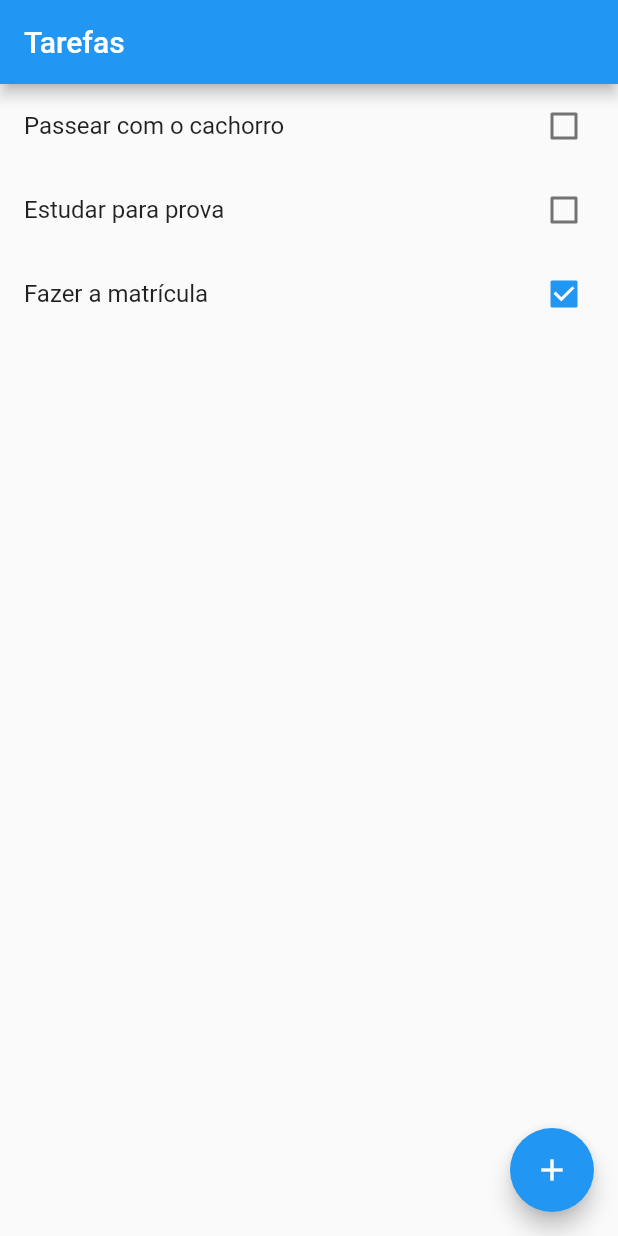
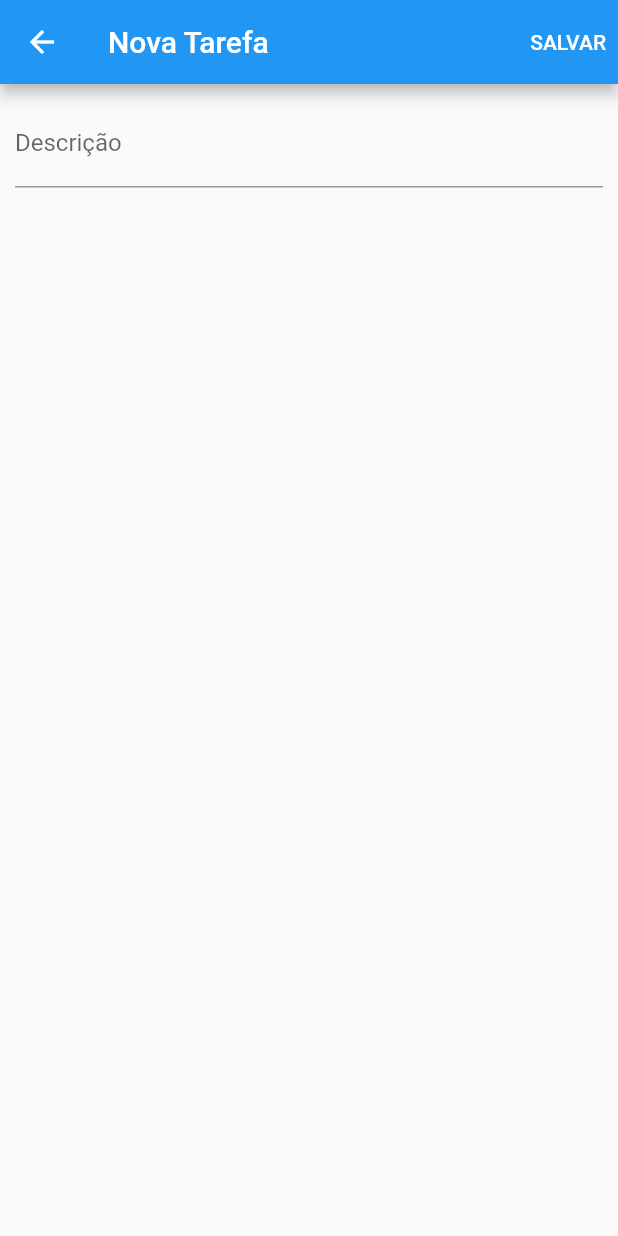
Before and after one commit to henriquedezani/tarrefa-app, a Flutter app: the screen it shows after launch, after a tap on the "add" icon, on a phone screen of 412 x 824 dp. Run offline on Flutter 3.47's test engine with Material 2 defaults, Android fonts, the phone set to English and light mode, and no system bars.

Commit message:
Adiciona tela de cadastro

```diff
--- a/lib/repositories/tarefa-memory.repository.dart
+++ b/lib/repositories/tarefa-memory.repository.dart
@@ -2,7 +2,7 @@ import 'package:tarefas_app/entities/tarefa.dart';
 
 class TarefaMemoryRepository {
   // atributo
-  late List<Tarefa> tarefas;
+  static List<Tarefa> tarefas = [];
 
   // construtor
   TarefaMemoryRepository() {
--- a/lib/services/tarefa.service.dart
+++ b/lib/services/tarefa.service.dart
@@ -1,7 +1,7 @@
 import 'package:tarefas_app/entities/tarefa.dart';
 import 'package:tarefas_app/repositories/tarefa-memory.repository.dart';
 
-// lógica do negócio.
+// lógica do negócio ~ BLOC
 class TarefaService {
   var repository = new TarefaMemoryRepository();
 
@@ -10,7 +10,7 @@ class TarefaService {
   }
 
   List<Tarefa> read() {
-    return repository.tarefas;
+    return TarefaMemoryRepository.tarefas;
   }
 
   void delete(Tarefa entity) {
--- a/lib/views/android/android.app.dart
+++ b/lib/views/android/android.app.dart
@@ -1,11 +1,18 @@
 import 'package:flutter/material.dart';
+import 'package:tarefas_app/views/android/create.view.dart';
 import 'package:tarefas_app/views/android/lista.view.dart';
 
 class AndroidApp extends StatelessWidget {
   @override
   Widget build(BuildContext context) {
     return MaterialApp(
-      home: ListaView(),
+      // home: ListaView(),
+      debugShowCheckedModeBanner: false,
+      routes: {
+        '/': (context) => ListaView(),
+        '/create': (context) => CreateView(),
+      },
+      initialRoute: '/',
     );
   }
 }
--- /dev/null
+++ b/lib/views/android/create.view.dart
@@ -0,0 +1,60 @@
+import 'package:flutter/material.dart';
+import 'package:tarefas_app/entities/tarefa.dart';
+import 'package:tarefas_app/services/tarefa.service.dart';
+
+class CreateView extends StatelessWidget {
+  // atributos da classe:
+  var _formKey = GlobalKey<FormState>();
+  String? descricao;
+
+  @override
+  Widget build(BuildContext context) {
+    return Scaffold(
+      appBar: AppBar(
+        title: Text("Nova Tarefa"),
+        actions: [
+          TextButton(
+            onPressed: () {
+              if (_formKey.currentState!.validate()) {
+                _formKey.currentState?.save();
+                var tarefa = Tarefa(id: 1, texto: descricao!);
+                var service = TarefaService();
+                service.create(tarefa);
+                Navigator.of(context).pop();
+              }
+            },
+            child: Text(
+              "SALVAR",
+              style: TextStyle(
+                color: Colors.white,
+              ),
+            ),
+          )
+        ],
+      ),
+      body: Form(
+        key: _formKey,
+        child: Container(
+          margin: const EdgeInsets.all(10),
+          child: Column(
+            children: [
+              TextFormField(
+                decoration: InputDecoration(
+                  labelText: "Descrição",
+                ),
+                onSaved: (value) => this.descricao = value,
+                validator: (value) {
+                  if (value!.length == 0) {
+                    return "Campo obrigatório";
+                  }
+                  return null;
+                },
+                autovalidateMode: AutovalidateMode.onUserInteraction,
+              )
+            ],
+          ),
+        ),
+      ),
+    );
+  }
+}
--- a/lib/views/android/lista.view.dart
+++ b/lib/views/android/lista.view.dart
@@ -8,7 +8,8 @@ class ListaView extends StatefulWidget {
 }
 
 class _ListaViewState extends State<ListaView> {
-  final List<Tarefa> lista = [];
+  // atributo da classe.
+  List<Tarefa> lista = [];
 
   @override
   initState() {
@@ -42,7 +43,12 @@ class _ListaViewState extends State<ListaView> {
       ),
       floatingActionButton: FloatingActionButton(
         child: Icon(Icons.add),
-        onPressed: () {},
+        onPressed: () async {
+          await Navigator.of(context).pushNamed('/create');
+          setState(() {
+            lista = TarefaService().read();
+          });
+        },
       ),
     );
   }
```
